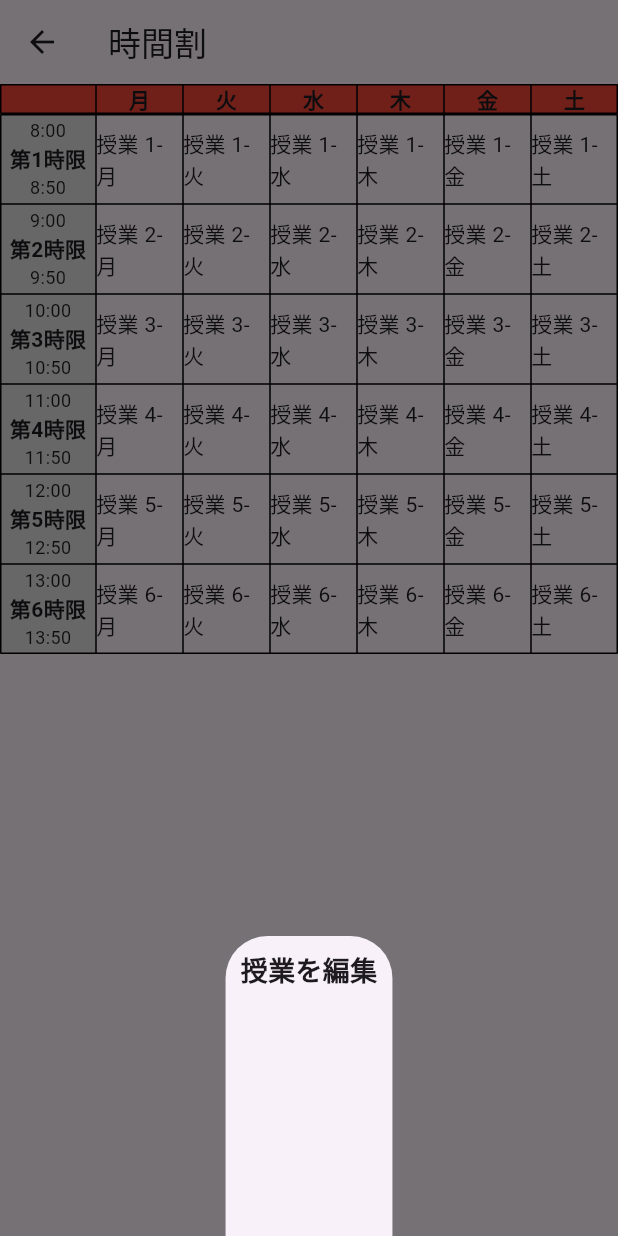
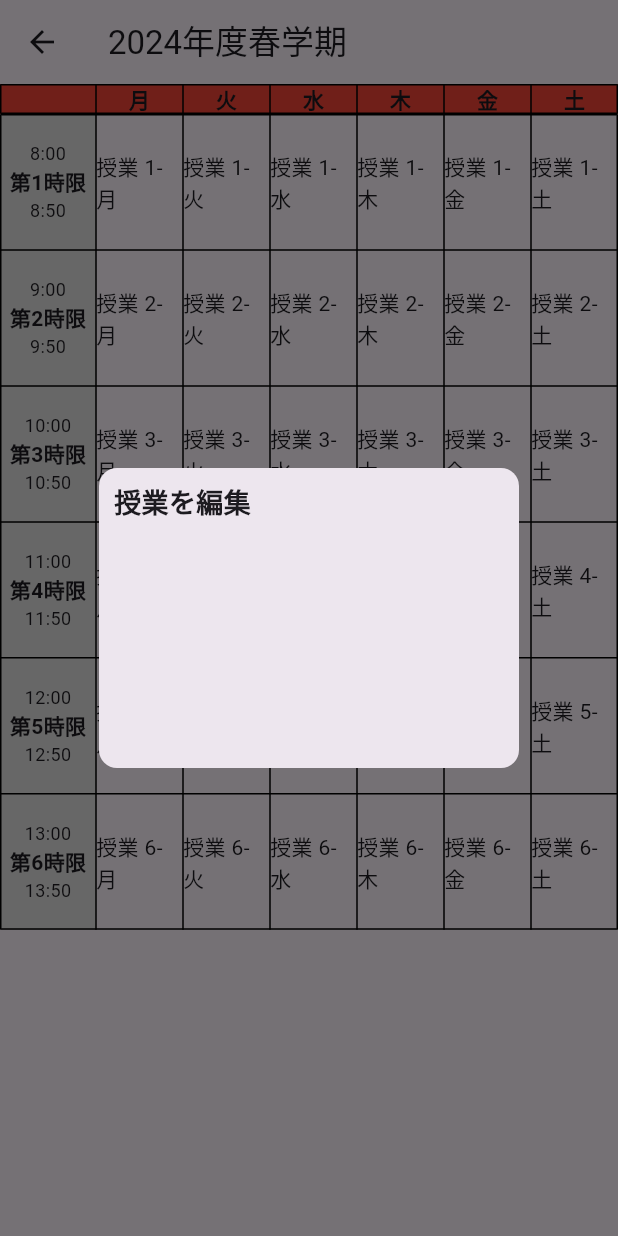
Before and after one commit to wasedaconnect/waseda_connect, a Flutter app: the Test screen opened directly, after a tap on an icon or button, on a phone screen of 412 x 824 dp. Run offline on Flutter 3.47's test engine with Material 3 defaults, Android fonts, the phone set to English and light mode, and no system bars.

Commit message:
モーダルの変更

```diff
--- a/lib/screen/Test.dart
+++ b/lib/screen/Test.dart
@@ -20,7 +20,7 @@ class Test extends StatelessWidget {
 
     return Scaffold(
       appBar: AppBar(
-        title: Text('時間割'),
+        title: Text('2024年度春学期'),
       ),
       body: Column(
         children: [
@@ -62,7 +62,7 @@ class Test extends StatelessWidget {
   return TableRow(
     children: [
       Container(
-          height: 60,
+          height: MediaQuery.of(context).size.height * 0.11,
           color: Colors.grey[300],
           child: Center(
             child: Column(
@@ -84,7 +84,7 @@ class Test extends StatelessWidget {
             _showEditModal(context, period, weekdays[i]);
           },
           child: Container(
-            height: 60,
+            height: MediaQuery.of(context).size.height * 0.11,
             child: Center(child: Text('授業 $period-${weekdays[i]}')),
           ),
         ),
@@ -93,19 +93,23 @@ class Test extends StatelessWidget {
 }
 
 void _showEditModal(BuildContext context, int period, String weekday) {
-  showModalBottomSheet(
+  showDialog(
     context: context,
     builder: (BuildContext context) {
-      return Container(
-        height: 200,
+      // Dialogの外観をカスタマイズ
+      return Dialog(
+        shape: RoundedRectangleBorder(borderRadius: BorderRadius.circular(12.0)), // この行でダイアログのボーダーを丸くする
+        child: Container(
+          height: 200, // モーダルの高さを指定
           padding: EdgeInsets.all(10.0),
           child: Column(
             crossAxisAlignment: CrossAxisAlignment.start,
             children: <Widget>[
               Text("授業を編集", style: TextStyle(fontWeight: FontWeight.bold, fontSize: 18)),
               // 編集用のフォームフィールドやボタンをここに配置
-            // 例: TextFormField(), RaisedButton() など
+              // 例: TextFormField(), ElevatedButton() など
             ],
+          ),
         ),
       );
     },
@@ -113,4 +117,5 @@ void _showEditModal(BuildContext context, int period, String weekday) {
 }
 
 
+
 }
```
Lines whose indentation alone changed are shown as unchanged.
